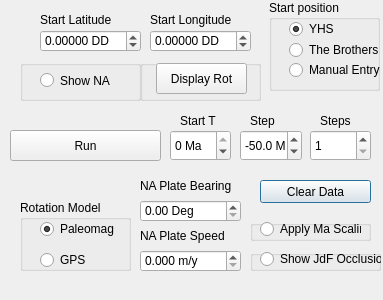
First picture: the form in pnw_rotation_py/pnw_rotation_py_dialog_base.ui, repository DrStriate/Geology, before the edit.
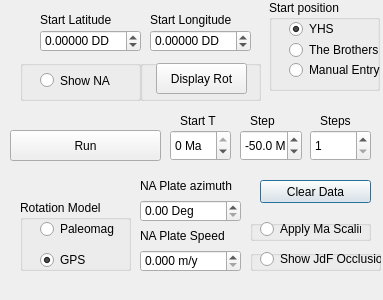
Second picture: the form after the edit.

Patch:
```diff
--- a/pnw_rotation_py/pnw_rotation_py_dialog_base.ui
+++ b/pnw_rotation_py/pnw_rotation_py_dialog_base.ui
@@ -280,7 +280,7 @@
     </font>
    </property>
    <property name="text">
-    <string>NA Plate Bearing</string>
+    <string>NA Plate azimuth</string>
    </property>
   </widget>
   <widget class="QLabel" name="StartLatLabel_3">
@@ -586,7 +586,7 @@
      <string>Paleomag</string>
     </property>
     <property name="checked">
-     <bool>true</bool>
+     <bool>false</bool>
     </property>
    </widget>
    <widget class="QRadioButton" name="rbGpsModel">
@@ -594,13 +594,16 @@
      <rect>
       <x>20</x>
       <y>50</y>
-      <width>101</width>
+      <width>81</width>
       <height>20</height>
      </rect>
     </property>
     <property name="text">
      <string>GPS</string>
     </property>
+    <property name="checked">
+     <bool>true</bool>
+    </property>
    </widget>
   </widget>
  </widget>
```
Left out of the diff: 5 changed lines with no effect on the pictures.
